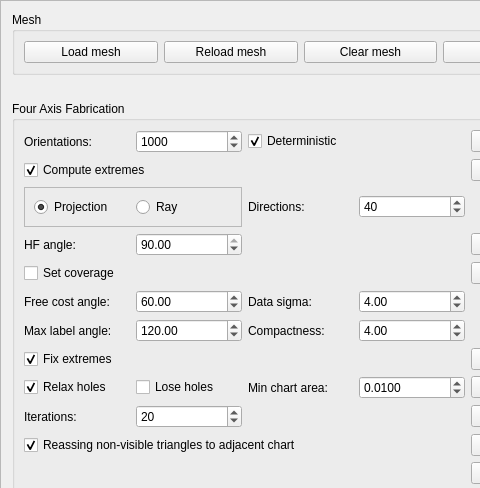
cg3hci/4AxisMilling, file GUI/managers/fouraxisfabricationmanager.ui: the form before one commit; both pictures show x 0 to 480 and y 0 to 488 of the 601 by 1318 pixel window.
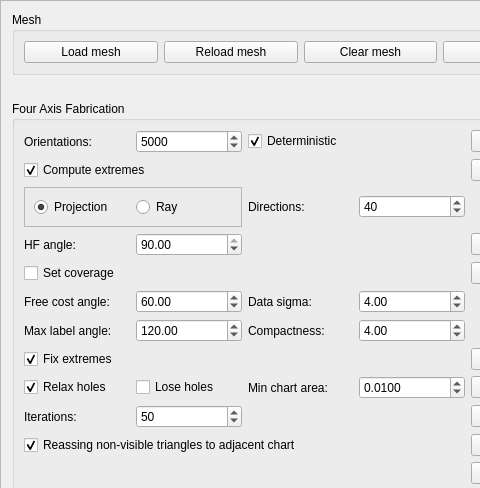
The form after the commit.

```diff
--- a/GUI/managers/fouraxisfabricationmanager.ui
+++ b/GUI/managers/fouraxisfabricationmanager.ui
@@ -387,7 +387,7 @@
          <number>1000</number>
         </property>
         <property name="value">
-         <number>20</number>
+         <number>50</number>
         </property>
        </widget>
       </item>
@@ -706,10 +706,10 @@
          <number>4</number>
         </property>
         <property name="maximum">
-         <number>10000</number>
+         <number>50000</number>
         </property>
         <property name="value">
-         <number>1000</number>
+         <number>5000</number>
         </property>
        </widget>
       </item>
```
